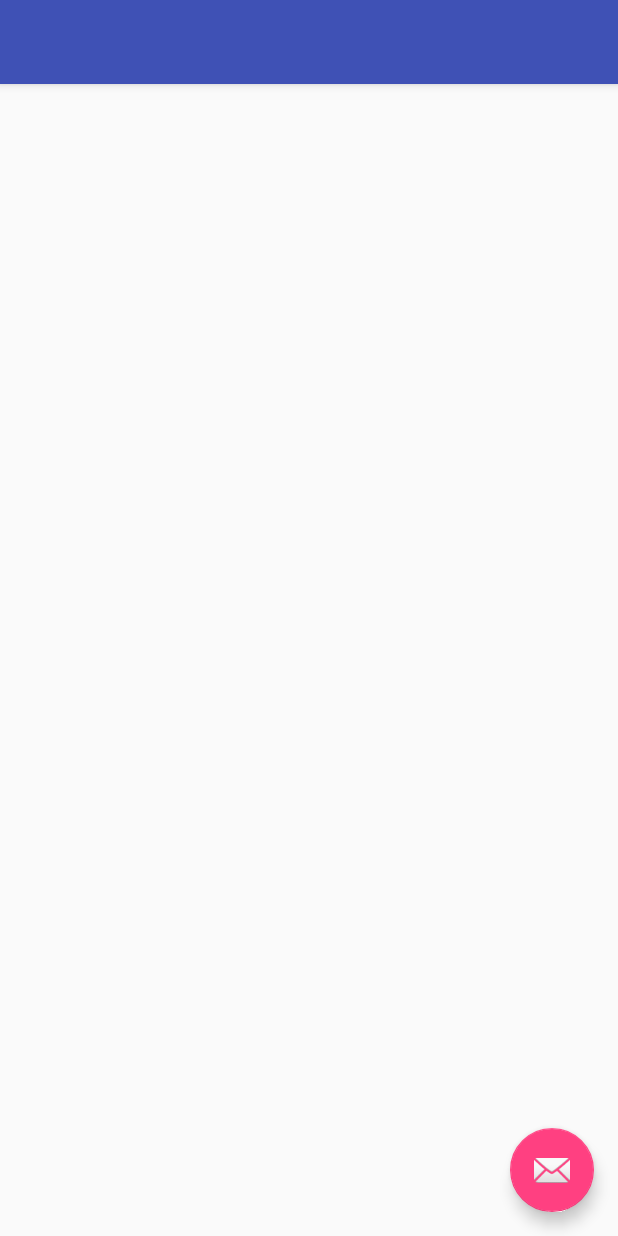
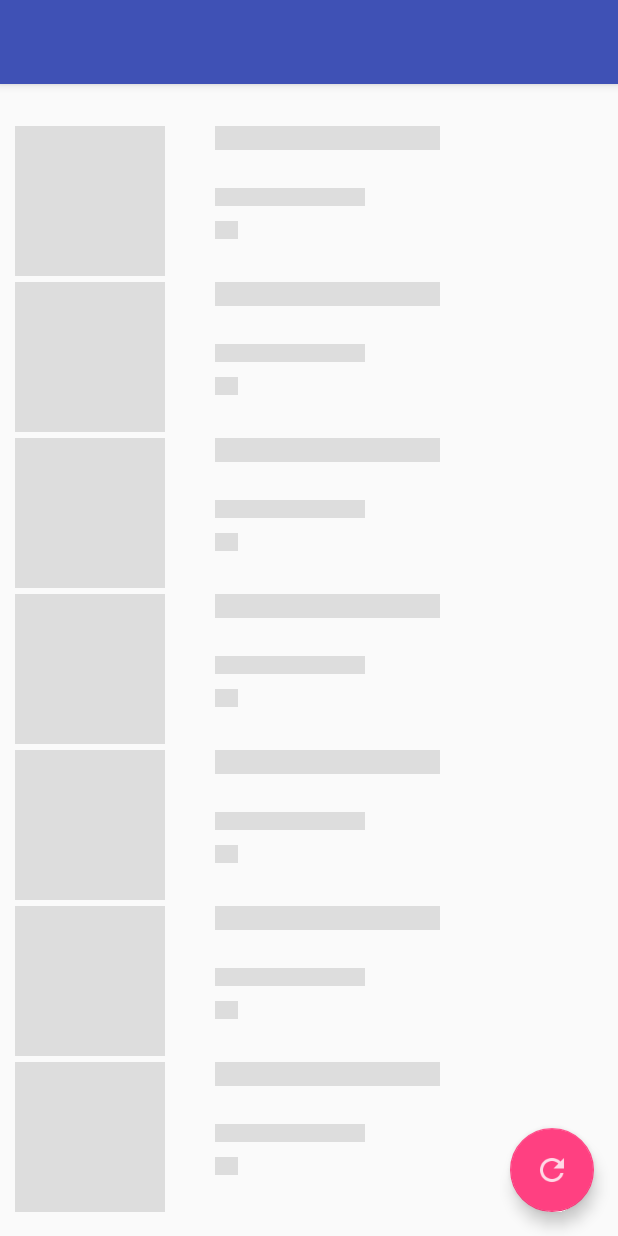
Before and after one commit to thecoderslab/ShimmerDemo, an Android app: the layout activity_main.xml on its own in the app's theme, with its tools: preview values and no code run, on a phone screen of 412 x 824 dp. Run offline under Robolectric (Android 15) with nearby library versions, the phone set to English and light mode, and no system bars; network calls fail.

```diff
--- a/app/build.gradle
+++ b/app/build.gradle
@@ -29,4 +29,5 @@ dependencies {
     implementation 'eu.the4thfloor.volley:com.android.volley:2015.05.28'
     implementation 'com.facebook.shimmer:shimmer:0.2.0'
     implementation 'com.squareup.picasso:picasso:2.71828'
+    implementation 'com.android.support:cardview-v7:27.1.1'
 }
--- a/app/src/main/AndroidManifest.xml
+++ b/app/src/main/AndroidManifest.xml
@@ -5,6 +5,7 @@
     <uses-permission android:name="android.permission.INTERNET" />
 
     <application
+        android:name=".VolleySingleton"
         android:allowBackup="true"
         android:icon="@mipmap/ic_launcher"
         android:label="@string/app_name"
--- a/app/src/main/res/layout/activity_main.xml
+++ b/app/src/main/res/layout/activity_main.xml
@@ -28,6 +28,6 @@
         android:layout_height="wrap_content"
         android:layout_gravity="bottom|end"
         android:layout_margin="@dimen/fab_margin"
-        app:srcCompat="@android:drawable/ic_dialog_email" />
+        app:srcCompat="@drawable/ic_action_name" />
 
 </android.support.design.widget.CoordinatorLayout>
--- a/app/src/main/res/layout/content_main.xml
+++ b/app/src/main/res/layout/content_main.xml
@@ -1,11 +1,52 @@
 <?xml version="1.0" encoding="utf-8"?>
-<android.support.constraint.ConstraintLayout xmlns:android="http://schemas.android.com/apk/res/android"
+
+<LinearLayout xmlns:android="http://schemas.android.com/apk/res/android"
     xmlns:app="http://schemas.android.com/apk/res-auto"
-    xmlns:tools="http://schemas.android.com/tools"
+    xmlns:shimmer="http://schemas.android.com/tools"
     android:layout_width="match_parent"
     android:layout_height="match_parent"
-    app:layout_behavior="@string/appbar_scrolling_view_behavior"
-    tools:context=".MainActivity"
-    tools:showIn="@layout/activity_main">
+    app:layout_behavior="@string/appbar_scrolling_view_behavior">
 
-</android.support.constraint.ConstraintLayout>
+    <com.facebook.shimmer.ShimmerFrameLayout
+        android:id="@+id/shimmer_view_container"
+        android:layout_width="wrap_content"
+        android:layout_height="wrap_content"
+        android:layout_gravity="center"
+        android:layout_marginTop="4dp"
+        android:orientation="vertical"
+        shimmer:duration="800">
+
+        <!-- Adding 7 rows of placeholders -->
+        <LinearLayout
+            android:layout_width="match_parent"
+            android:layout_height="wrap_content"
+            android:orientation="vertical">
+
+            <include layout="@layout/shimmer_placeholder_layout" />
+
+            <include layout="@layout/shimmer_placeholder_layout" />
+
+            <include layout="@layout/shimmer_placeholder_layout" />
+
+            <include layout="@layout/shimmer_placeholder_layout" />
+
+            <include layout="@layout/shimmer_placeholder_layout" />
+
+            <include layout="@layout/shimmer_placeholder_layout" />
+
+            <include layout="@layout/shimmer_placeholder_layout" />
+        </LinearLayout>
+
+    </com.facebook.shimmer.ShimmerFrameLayout>
+
+    <android.support.v7.widget.RecyclerView
+        android:id="@+id/recyclerView"
+        android:layout_width="match_parent"
+        android:layout_height="match_parent"
+        app:layout_constraintBottom_toBottomOf="parent"
+        app:layout_constraintEnd_toEndOf="parent"
+        app:layout_constraintStart_toStartOf="parent"
+        app:layout_constraintTop_toTopOf="parent" />
+
+
+</LinearLayout>
--- a/app/src/main/res/layout/movie_single_row.xml
+++ b/app/src/main/res/layout/movie_single_row.xml
@@ -24,7 +24,6 @@
             android:layout_height="wrap_content"
             android:layout_alignLeft="@+id/textView_movie_genre"
             android:layout_alignStart="@+id/textView_movie_genre"
-            android:layout_alignTop="@+id/imageView_context_menu"
             android:text="Fight Club"
             android:textStyle="bold" />
 
@@ -40,7 +39,6 @@
             android:text="Drama,Action" />
 
 
-
         <TextView
             android:id="@+id/textView_tmdb_rating"
             android:layout_width="wrap_content"
--- a/app/src/main/res/layout/shimmer_placeholder_layout.xml
+++ b/app/src/main/res/layout/shimmer_placeholder_layout.xml
@@ -2,8 +2,7 @@
 <RelativeLayout xmlns:android="http://schemas.android.com/apk/res/android"
     android:layout_width="match_parent"
     android:layout_height="match_parent"
-    android:layout_marginLeft="10dp"
-    android:layout_marginTop="20dp">
+    android:layout_marginLeft="10dp">
 
     <View
         android:id="@+id/thumbnail"
@@ -16,19 +15,26 @@
     <LinearLayout
         android:layout_width="wrap_content"
         android:layout_height="wrap_content"
+        android:layout_marginLeft="25dp"
         android:layout_marginTop="@dimen/padding_10"
         android:layout_toRightOf="@id/thumbnail"
         android:orientation="vertical">
 
         <View
-            android:layout_width="100dp"
-            android:layout_height="@dimen/placeholderTextHeight"
+            android:layout_width="150dp"
+            android:layout_height="16sp"
             android:background="@color/background" />
 
         <View
-            android:layout_width="30dp"
-            android:layout_height="@dimen/placeholderTextHeight"
-            android:layout_marginTop="5dp"
+            android:layout_width="100dp"
+            android:layout_height="12sp"
+            android:layout_marginTop="25dp"
+            android:background="@color/background" />
+
+        <View
+            android:layout_width="15dp"
+            android:layout_height="12sp"
+            android:layout_marginTop="10dp"
             android:background="@color/background" />
     </LinearLayout>
 
```
Also changed, not shown: app/src/main/res/drawable-hdpi/ic_action_name.png (added), app/src/main/res/drawable-mdpi/ic_action_name.png (added), app/src/main/res/drawable-xhdpi/ic_action_name.png (added), app/src/main/res/drawable-xxhdpi/ic_action_name.png (added).
